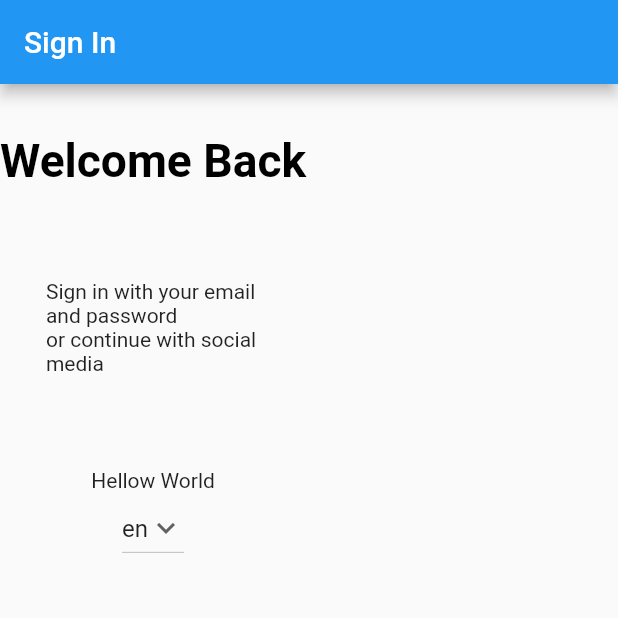
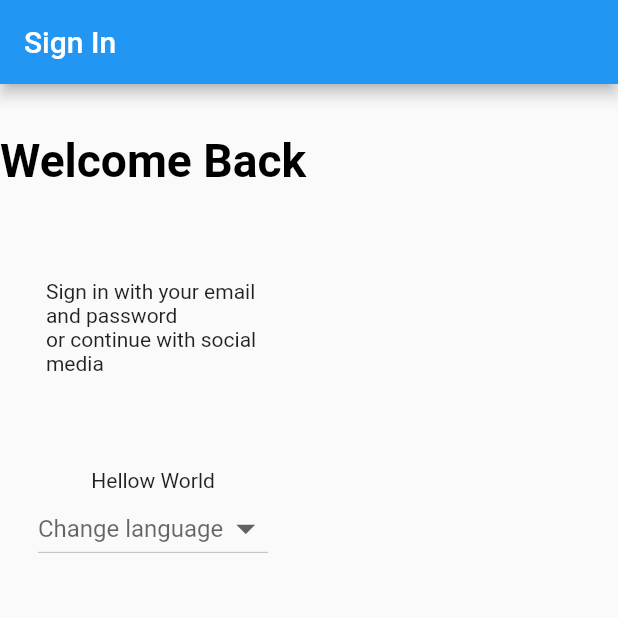
Before and after one commit to enzan1786/flutter-practice1, a Flutter app: the screen it shows after launch, on a phone screen of 412 x 824 dp, the top half of it. Run offline on Flutter 3.47's test engine with Material 2 defaults, Android fonts, the phone set to English and light mode, and no system bars; our stand-ins replace flutter_svg, shared_preferences.

Commit message:
[update]

```diff
--- a/lib/HelloWorld/HelloWorld.dart
+++ b/lib/HelloWorld/HelloWorld.dart
@@ -7,12 +7,14 @@ import 'package:flutter/widgets.dart';
 import 'package:flutter/material.dart';
 import 'package:flutter/cupertino.dart';
 import 'package:practice1/Localization/LanguageLocale.dart';
+import 'package:practice1/main.dart';
+import 'package:practice1/classes/language.dart';
 
 class HelloWorld extends StatefulWidget {
-  static void setLocale(BuildContext context, Locale newLocale) {
-    _HelloWorldState? state = context.findAncestorStateOfType<_HelloWorldState>();
-    state?.setLocale(newLocale);
-  }
+  // static void setLocale(BuildContext context, Locale newLocale) {
+  //   _HelloWorldState? state = context.findAncestorStateOfType<_HelloWorldState>();
+  //   state?.setLocale(newLocale);
+  // }
   @override
   State<HelloWorld> createState() => _HelloWorldState();
 }
@@ -20,11 +22,7 @@ class HelloWorld extends StatefulWidget {
 class _HelloWorldState extends State<HelloWorld> {
   Locale _locale = Locale("en");
   String message = "Hellow World";
-  setLocale(Locale locale) {
-    setState(() {
-      _locale = locale;
-    });
-  }
+
   // Initial Selected Value
   String dropdownvalue = 'en';
 
@@ -34,63 +32,54 @@ class _HelloWorldState extends State<HelloWorld> {
     'vi',
   ];
 
-  changeLanguage(Locale locale) {
-    setState(() {
-      _locale = locale;
-    });
+  void _changeLanguage(Language? language) async {
+    _locale = await setLocale(language!.languageCode);
+    MyApp.setLocale(context, _locale);
   }
+
   @override
   Widget build(BuildContext context) {
     if (this._locale == null) {
-
       return Container(
         child: Center(
           child: CircularProgressIndicator(
               valueColor: AlwaysStoppedAnimation<Color?>(Colors.blue[800])),
         ),
       );
-    }
-    else {
-
-      return Column(
-        mainAxisAlignment: MainAxisAlignment.center,
-        children: [
+    } else {
+      return Column(mainAxisAlignment: MainAxisAlignment.center, children: [
         Text(message),
         Column(
           mainAxisAlignment: MainAxisAlignment.center,
           children: [
-                DropdownButton(
-
-                  // Initial Value
-                  value: dropdownvalue,
-
-                  // Down Arrow Icon
-                  icon: const Icon(Icons.keyboard_arrow_down),
-
-                  // Array list of items
-                  items: items.map((String items) {
-                    return DropdownMenuItem(
-                      value: items,
-                      child: Text(items),
-                    );
-                  }).toList(),
-                  // After selecting the desired option,it will
-                  // change button value to selected value
-                  onChanged: (String? newValue) {
-                    setState(() {
-                      dropdownvalue = newValue!;
-                      this.changeLanguage(Locale(newValue));
-                      setLocale(Locale(newValue));
-                      message = getTranslated(context, "message");
-                      print("[debug]: $message");
-                      setState(() {});
-                  });
+            DropdownButton<Language>(
+              iconSize: 30,
+              hint: Text(getTranslated(context, 'change_language')),
+              onChanged: (Language? language) {
+                _changeLanguage(language);
+                message = getTranslated(context, 'message');
               },
+              items: Language.languageList()
+                  .map<DropdownMenuItem<Language>>(
+                    (e) => DropdownMenuItem<Language>(
+                      value: e,
+                      child: Row(
+                        mainAxisAlignment: MainAxisAlignment.spaceAround,
+                        children: <Widget>[
+                          Text(
+                            e.flag,
+                            style: TextStyle(fontSize: 30),
                           ),
+                          Text(e.name)
                         ],
                       ),
-        ]
-      );
+                    ),
+                  )
+                  .toList(),
+            )
+          ],
+        ),
+      ]);
     }
   }
 }
--- a/lib/Language/en.json
+++ b/lib/Language/en.json
@@ -1,4 +1,5 @@
 {
     "message":"Hello world",
-    "tile":"title"
+    "tile":"title",
+    "change_language":"Change language"
 }
--- a/lib/Language/vi.json
+++ b/lib/Language/vi.json
@@ -1,4 +1,5 @@
 {
     "message":"xin chào thế giới",
-    "tile":"tiêu đề"
+    "tile":"tiêu đề",
+    "change_language":"đổi ngôn ngữ"
 }
--- a/lib/Localization/GlobalLocalization.dart
+++ b/lib/Localization/GlobalLocalization.dart
@@ -1,4 +1,3 @@
-
 import 'dart:convert';
 
 import 'package:flutter/material.dart';
@@ -18,7 +17,7 @@ class GlobalLocalization {
   Future<void> load() async {
     String jsonStringValues =
         await rootBundle.loadString('lib/Language/${locale.languageCode}.json');
-
+    print("[Debug] load : lib/Language/${locale.languageCode}.json");
     Map<String, dynamic> mappedJson = json.decode(jsonStringValues);
     _localizedValues =
         mappedJson.map((key, value) => MapEntry(key, value.toString()));
--- a/lib/Localization/LanguageLocale.dart
+++ b/lib/Localization/LanguageLocale.dart
@@ -10,6 +10,7 @@ const String VIETNAM = 'vi';
 
 Future<Locale> setLocale(String languageCode) async {
   SharedPreferences _prefs = await SharedPreferences.getInstance();
+  print("[Debug] setLocale $languageCode");
   await _prefs.setString(LAGUAGE_CODE, languageCode);
   return _locale(languageCode);
 }
@@ -25,7 +26,7 @@ Locale _locale(String languageCode) {
     case ENGLISH:
       return Locale(ENGLISH, 'US');
     case VIETNAM:
-      return Locale(VIETNAM, "VI");
+      return Locale(VIETNAM, "VN");
     default:
       return Locale(ENGLISH, 'US');
   }
@@ -33,13 +34,11 @@ Locale _locale(String languageCode) {
 
 String getTranslated(BuildContext context, String key) {
   String result;
-  if(GlobalLocalization.of(context)?.translate(key) != null)
-  {
+  if (GlobalLocalization.of(context)?.translate(key) != null) {
     String? aNullableString = GlobalLocalization.of(context)?.translate(key);
     result = aNullableString.toString();
-  }
-  else
-  {
+    print("[Debug] getTranslate: $result");
+  } else {
     result = "String null";
   }
   return result;
--- /dev/null
+++ b/lib/classes/language.dart
@@ -0,0 +1,15 @@
+class Language {
+  final int id;
+  final String flag;
+  final String name;
+  final String languageCode;
+
+  Language(this.id, this.flag, this.name, this.languageCode);
+
+  static List<Language> languageList() {
+    return <Language>[
+      Language(1, "🇺🇸", "English", "en"),
+      Language(2, "vi", "Vietnam", "vi"),
+    ];
+  }
+}
--- a/lib/main.dart
+++ b/lib/main.dart
@@ -4,13 +4,28 @@ import 'screen/SignInBody/body.dart';
 import 'package:practice1/Localization/LanguageLocale.dart';
 import 'package:flutter_localizations/flutter_localizations.dart';
 
-
 void main() {
-  runApp(const MyApp());
+  runApp(MyApp());
 }
 
-class MyApp extends StatelessWidget {
+class MyApp extends StatefulWidget {
   const MyApp({Key? key}) : super(key: key);
+  static void setLocale(BuildContext context, Locale newLocale) {
+    _MyAppState? state = context.findAncestorStateOfType<_MyAppState>();
+    state!.setLocale(newLocale);
+  }
+
+  @override
+  _MyAppState createState() => _MyAppState();
+}
+
+class _MyAppState extends State<MyApp> {
+  Locale _locale = Locale("vi");
+  setLocale(Locale locale) {
+    setState(() {
+      _locale = locale;
+    });
+  }
 
   // This widget is the root of your application.
   @override
@@ -18,7 +33,7 @@ class MyApp extends StatelessWidget {
     return MaterialApp(
       supportedLocales: [
         Locale('en', 'US'),
-        Locale('vi', 'VI'),
+        Locale('vi', 'VN'),
       ],
       localizationsDelegates: [
         GlobalLocalization.delegate,
@@ -46,6 +61,7 @@ class MyApp extends StatelessWidget {
 
 class SignInScreen extends StatelessWidget {
   static String routeName = "/sign_in";
+
   @override
   Widget build(BuildContext context) {
     return Scaffold(
```
Also changed, not shown: pubspec.lock, 1 other file. Lines whose indentation alone changed are shown as unchanged.
